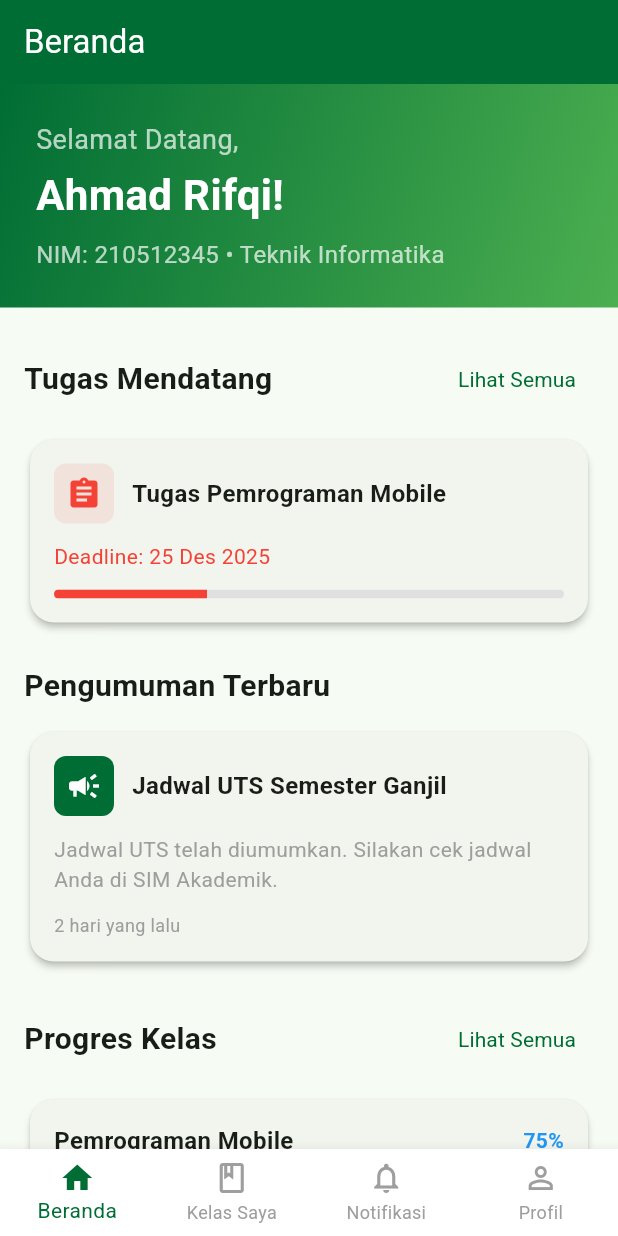
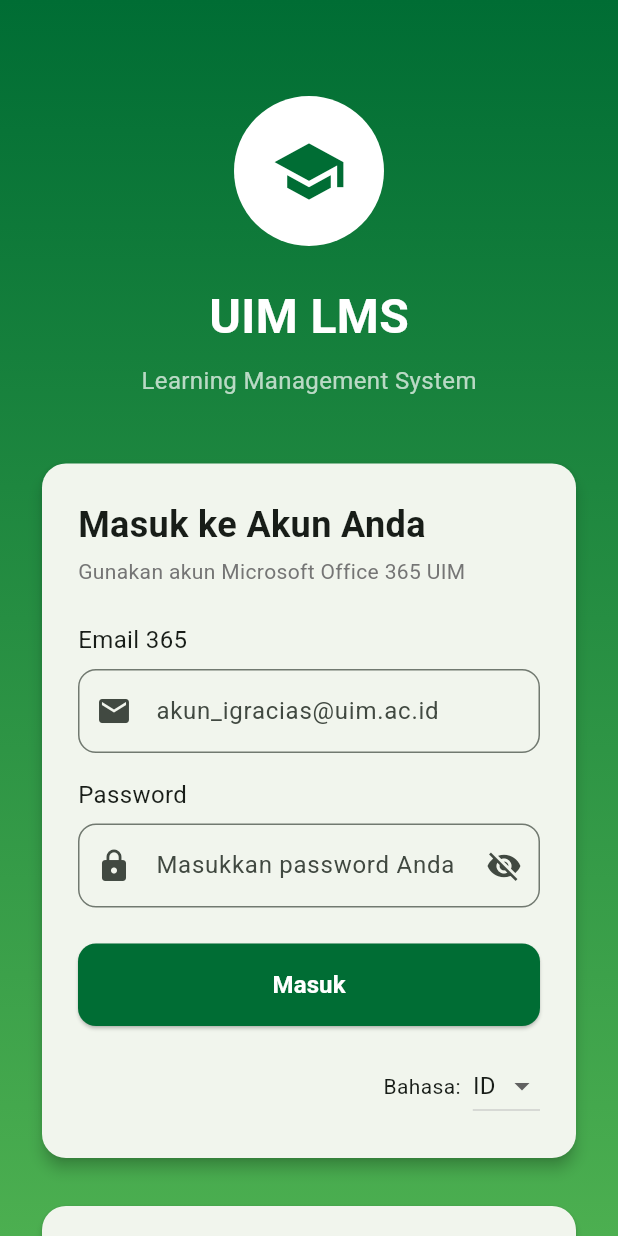
Before and after one commit to rinimaulia09/apk_uimlms, a Flutter app: the screen it shows after launch, on a phone screen of 412 x 824 dp. Run offline on Flutter 3.47's test engine with Material 3 defaults, Android fonts, the phone set to English and light mode, and no system bars.

Commit message:
menambahkan halaman tampilan login

```diff
--- a/lib/main.dart
+++ b/lib/main.dart
@@ -1,5 +1,5 @@
 import 'package:flutter/material.dart';
-import 'package:apk_uimlms/screens/main_app.dart';
+import 'package:apk_uimlms/screens/login_screen.dart';
 
 void main() {
   runApp(const MyApp());
@@ -12,6 +12,7 @@ class MyApp extends StatelessWidget {
   @override
   Widget build(BuildContext context) {
     return MaterialApp(
+      debugShowCheckedModeBanner: false,
       title: 'UIM LMS',
       theme: ThemeData(
         // Using UIM color scheme
@@ -24,7 +25,7 @@ class MyApp extends StatelessWidget {
         // Using clean, modern font
         fontFamily: 'Roboto',
       ),
-      home: const MainApp(),
+      home: const LoginScreen(),
     );
   }
 }
--- a/lib/screens/home_screen.dart
+++ b/lib/screens/home_screen.dart
@@ -37,7 +37,7 @@ class HomeScreen extends StatelessWidget {
                     ),
                     const SizedBox(height: 4),
                     const Text(
-                      'Ahmad Rifqi!',
+                      'Rini Maulia',
                       style: TextStyle(
                         fontSize: 28,
                         fontWeight: FontWeight.bold,
--- /dev/null
+++ b/lib/screens/login_screen.dart
@@ -0,0 +1,330 @@
+import 'package:flutter/material.dart';
+import 'package:apk_uimlms/screens/main_app.dart';
+
+class LoginScreen extends StatefulWidget {
+  const LoginScreen({super.key});
+
+  @override
+  State<LoginScreen> createState() => _LoginScreenState();
+}
+
+class _LoginScreenState extends State<LoginScreen> {
+  final TextEditingController _emailController = TextEditingController();
+  final TextEditingController _passwordController = TextEditingController();
+  bool _obscurePassword = true;
+  String _selectedLanguage = 'ID';
+
+  @override
+  void dispose() {
+    _emailController.dispose();
+    _passwordController.dispose();
+    super.dispose();
+  }
+
+  @override
+  Widget build(BuildContext context) {
+    return Scaffold(
+      body: Container(
+        width: double.infinity,
+        height: double.infinity,
+        decoration: const BoxDecoration(
+          gradient: LinearGradient(
+            colors: [Color(0xFF006D34), Color(0xFF4CAF50)],
+            begin: Alignment.topCenter,
+            end: Alignment.bottomCenter,
+          ),
+        ),
+        child: SafeArea(
+          child: SingleChildScrollView(
+            padding: const EdgeInsets.all(24.0),
+            child: Column(
+              mainAxisAlignment: MainAxisAlignment.center,
+              children: [
+                // Logo and Title
+                const SizedBox(height: 40),
+                const CircleAvatar(
+                  radius: 50,
+                  backgroundColor: Colors.white,
+                  child: Icon(Icons.school, size: 50, color: Color(0xFF006D34)),
+                ),
+                const SizedBox(height: 24),
+                const Text(
+                  'UIM LMS',
+                  style: TextStyle(
+                    fontSize: 32,
+                    fontWeight: FontWeight.bold,
+                    color: Colors.white,
+                  ),
+                ),
+                const SizedBox(height: 8),
+                const Text(
+                  'Learning Management System',
+                  style: TextStyle(fontSize: 16, color: Colors.white70),
+                ),
+                const SizedBox(height: 40),
+
+                // Login Card
+                Card(
+                  elevation: 4,
+                  shape: RoundedRectangleBorder(
+                    borderRadius: BorderRadius.circular(16),
+                  ),
+                  child: Padding(
+                    padding: const EdgeInsets.all(24.0),
+                    child: Column(
+                      crossAxisAlignment: CrossAxisAlignment.start,
+                      children: [
+                        const Text(
+                          'Masuk ke Akun Anda',
+                          style: TextStyle(
+                            fontSize: 24,
+                            fontWeight: FontWeight.bold,
+                          ),
+                        ),
+                        const SizedBox(height: 4),
+                        Text(
+                          'Gunakan akun Microsoft Office 365 UIM',
+                          style: TextStyle(
+                            fontSize: 14,
+                            color: Colors.grey[600],
+                          ),
+                        ),
+                        const SizedBox(height: 24),
+
+                        // Email Field
+                        const Text(
+                          'Email 365',
+                          style: TextStyle(
+                            fontSize: 16,
+                            fontWeight: FontWeight.w500,
+                          ),
+                        ),
+                        const SizedBox(height: 8),
+                        TextFormField(
+                          controller: _emailController,
+                          keyboardType: TextInputType.emailAddress,
+                          decoration: InputDecoration(
+                            hintText: 'akun_igracias@uim.ac.id',
+                            prefixIcon: const Icon(Icons.email),
+                            border: OutlineInputBorder(
+                              borderRadius: BorderRadius.circular(12),
+                            ),
+                          ),
+                        ),
+                        const SizedBox(height: 16),
+
+                        // Password Field
+                        const Text(
+                          'Password',
+                          style: TextStyle(
+                            fontSize: 16,
+                            fontWeight: FontWeight.w500,
+                          ),
+                        ),
+                        const SizedBox(height: 8),
+                        TextFormField(
+                          controller: _passwordController,
+                          obscureText: _obscurePassword,
+                          decoration: InputDecoration(
+                            hintText: 'Masukkan password Anda',
+                            prefixIcon: const Icon(Icons.lock),
+                            suffixIcon: IconButton(
+                              icon: Icon(
+                                _obscurePassword
+                                    ? Icons.visibility_off
+                                    : Icons.visibility,
+                              ),
+                              onPressed: () {
+                                setState(() {
+                                  _obscurePassword = !_obscurePassword;
+                                });
+                              },
+                            ),
+                            border: OutlineInputBorder(
+                              borderRadius: BorderRadius.circular(12),
+                            ),
+                          ),
+                        ),
+
+                        const SizedBox(height: 24),
+
+                        // Login Button
+                        SizedBox(
+                          width: double.infinity,
+                          child: ElevatedButton(
+                            onPressed: () {
+                              // Handle login
+                              _handleLogin(context);
+                            },
+                            style: ElevatedButton.styleFrom(
+                              backgroundColor: const Color(0xFF006D34),
+                              padding: const EdgeInsets.all(16),
+                              shape: RoundedRectangleBorder(
+                                borderRadius: BorderRadius.circular(12),
+                              ),
+                            ),
+                            child: const Text(
+                              'Masuk',
+                              style: TextStyle(
+                                fontSize: 16,
+                                fontWeight: FontWeight.bold,
+                                color: Colors.white,
+                              ),
+                            ),
+                          ),
+                        ),
+                        const SizedBox(height: 16),
+
+                        // Language Selector
+                        Row(
+                          mainAxisAlignment: MainAxisAlignment.end,
+                          children: [
+                            const Text('Bahasa:'),
+                            const SizedBox(width: 8),
+                            DropdownButton<String>(
+                              value: _selectedLanguage,
+                              items: const [
+                                DropdownMenuItem(
+                                  value: 'ID',
+                                  child: Text('ID'),
+                                ),
+                                DropdownMenuItem(
+                                  value: 'EN',
+                                  child: Text('EN'),
+                                ),
+                              ],
+                              onChanged: (value) {
+                                if (value != null) {
+                                  setState(() {
+                                    _selectedLanguage = value;
+                                  });
+                                }
+                              },
+                            ),
+                          ],
+                        ),
+                      ],
+                    ),
+                  ),
+                ),
+                const SizedBox(height: 24),
+
+                // Help Section
+                Card(
+                  elevation: 2,
+                  shape: RoundedRectangleBorder(
+                    borderRadius: BorderRadius.circular(16),
+                  ),
+                  child: Padding(
+                    padding: const EdgeInsets.all(16.0),
+                    child: Column(
+                      crossAxisAlignment: CrossAxisAlignment.start,
+                      children: [
+                        const Text(
+                          'Bantuan',
+                          style: TextStyle(
+                            fontSize: 18,
+                            fontWeight: FontWeight.bold,
+                          ),
+                        ),
+                        const SizedBox(height: 8),
+                        const Text(
+                          'Login hanya untuk Dosen dan Mahasiswa UIM menggunakan akun Microsoft Office 365.',
+                          style: TextStyle(fontSize: 14, color: Colors.grey),
+                        ),
+                        const SizedBox(height: 12),
+                        const Text(
+                          'Kontak Helpdesk CeLOE:',
+                          style: TextStyle(
+                            fontSize: 14,
+                            fontWeight: FontWeight.w500,
+                          ),
+                        ),
+                        const SizedBox(height: 4),
+                        Row(
+                          children: [
+                            const Icon(
+                              Icons.email,
+                              size: 16,
+                              color: Color(0xFF006D34),
+                            ),
+                            const SizedBox(width: 4),
+                            const Text(
+                              'helpdesk@uim.ac.id',
+                              style: TextStyle(
+                                fontSize: 14,
+                                color: Color(0xFF006D34),
+                              ),
+                            ),
+                          ],
+                        ),
+                        const SizedBox(height: 4),
+                        Row(
+                          children: [
+                            const Icon(
+                              Icons.message,
+                              size: 16,
+                              color: Color(0xFF006D34),
+                            ),
+                            const SizedBox(width: 4),
+                            const Text(
+                              '+62 812-3456-7890',
+                              style: TextStyle(
+                                fontSize: 14,
+                                color: Color(0xFF006D34),
+                              ),
+                            ),
+                          ],
+                        ),
+                      ],
+                    ),
+                  ),
+                ),
+              ],
+            ),
+          ),
+        ),
+      ),
+    );
+  }
+
+  void _handleLogin(BuildContext context) {
+    // Simple validation
+    if (_emailController.text.isEmpty || _passwordController.text.isEmpty) {
+      ScaffoldMessenger.of(context).showSnackBar(
+        const SnackBar(
+          content: Text('Harap isi semua field'),
+          backgroundColor: Colors.red,
+        ),
+      );
+      return;
+    }
+
+    // Check if email format is correct
+    if (!_emailController.text.contains('@uim.ac.id')) {
+      ScaffoldMessenger.of(context).showSnackBar(
+        const SnackBar(
+          content: Text('Gunakan akun UIM yang valid (@uim.ac.id)'),
+          backgroundColor: Colors.red,
+        ),
+      );
+      return;
+    }
+
+    // Simulate login process
+    ScaffoldMessenger.of(context).showSnackBar(
+      const SnackBar(
+        content: Text('Login berhasil! Mengarahkan ke beranda...'),
+        backgroundColor: Color(0xFF006D34),
+      ),
+    );
+
+    // Navigate to main app after delay
+    Future.delayed(const Duration(seconds: 2), () {
+      Navigator.pushReplacement(
+        context,
+        MaterialPageRoute(builder: (context) => const MainApp()),
+      );
+    });
+  }
+}
```
Also changed, not shown: lib/screens/profile_screen.dart (+54 -42 lines).
